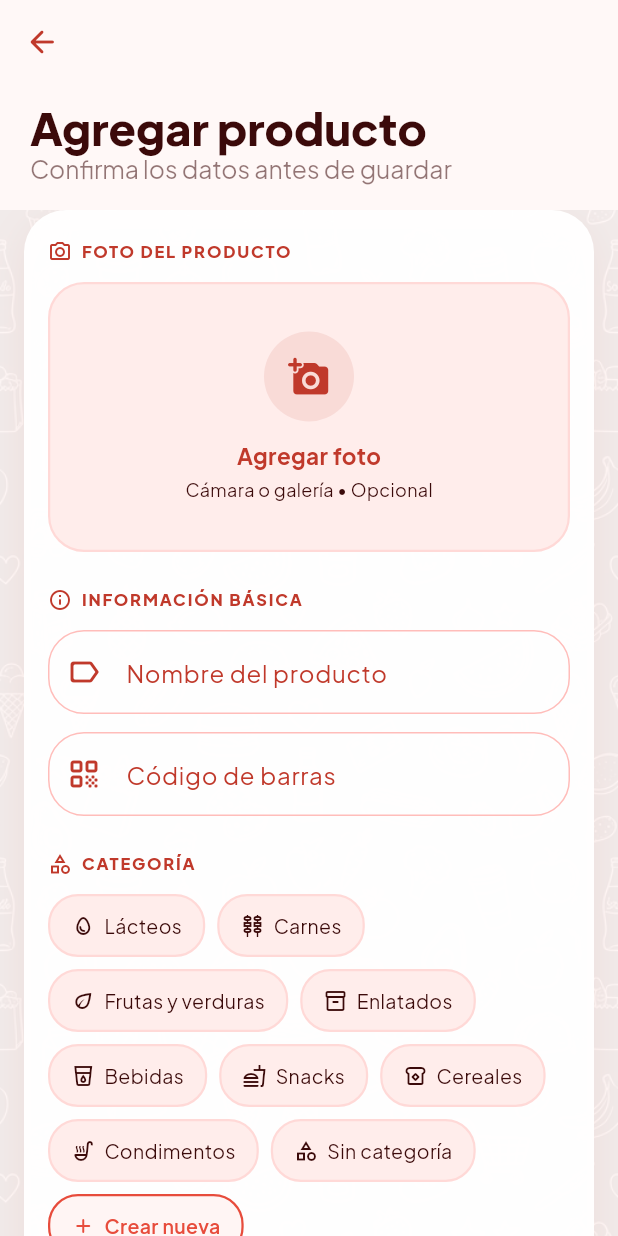
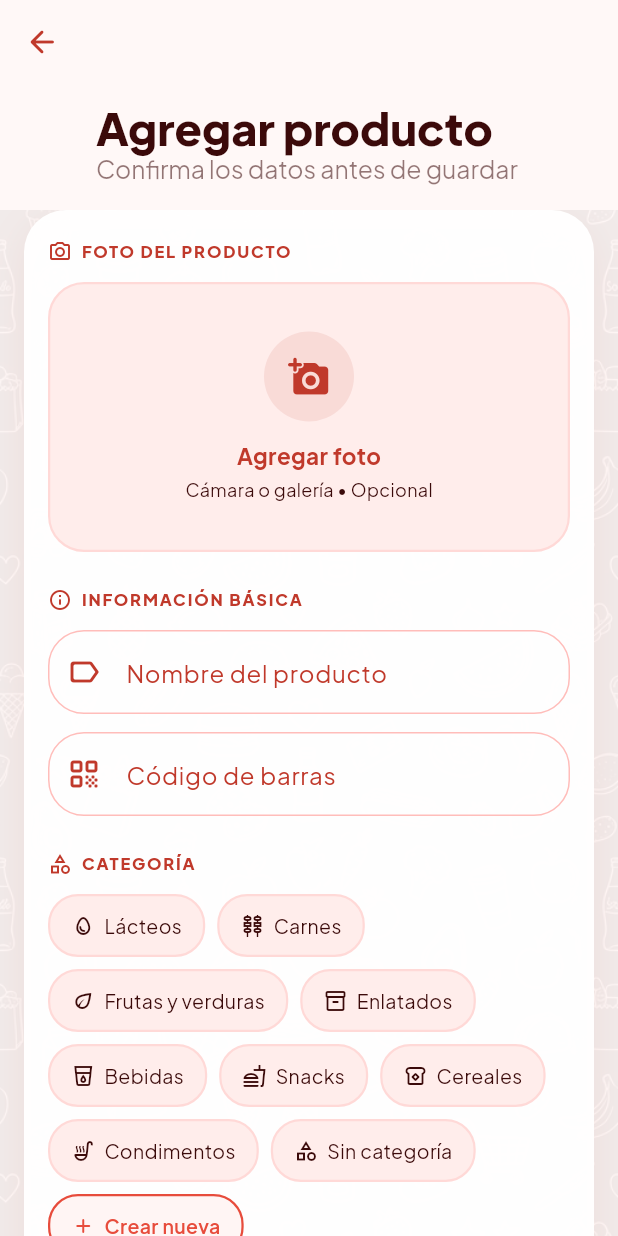
Before and after one commit to Deibyd07/PantryScanner, a Flutter app: the screen it shows after launch, after a tap on the "add" icon, on a phone screen of 412 x 824 dp. Run offline on Flutter 3.47's test engine with Material 3 defaults, Android fonts, the phone set to English and light mode, and no system bars; our stand-ins replace connectivity_plus, flutter_riverpod, go_router, google_fonts, image_picker, permission_handler and 1 more; missing offline and left inert: mobile_scanner; accounts and stored records are empty; network calls fail.

Commit message:
fix: UI legibility in dark mode and UI padding

```diff
--- a/lib/app/pantry_scanner_app.dart
+++ b/lib/app/pantry_scanner_app.dart
@@ -27,7 +27,7 @@ class _PantryScannerAppState extends State<PantryScannerApp> {
       debugShowCheckedModeBanner: false,
       theme: AppTheme.lightTheme,
       darkTheme: AppTheme.darkTheme,
-      themeMode: ThemeMode.system,
+      themeMode: ThemeMode.light,
       routerConfig: appRouter,
       locale: const Locale('es'),
       localizationsDelegates: const <LocalizationsDelegate<dynamic>>[
--- a/lib/core/theme/app_theme.dart
+++ b/lib/core/theme/app_theme.dart
@@ -29,7 +29,10 @@ class AppTheme {
       outlineVariant:        Color(0xFFFFD9D7),
     );
 
-    final TextTheme textTheme = GoogleFonts.plusJakartaSansTextTheme();
+    final TextTheme textTheme = GoogleFonts.plusJakartaSansTextTheme(ThemeData.light().textTheme).apply(
+      bodyColor: _onSurface,
+      displayColor: _onSurface,
+    );
 
     return ThemeData(
       useMaterial3: true,
--- a/lib/features/inventory/presentation/screens/inventory_screen.dart
+++ b/lib/features/inventory/presentation/screens/inventory_screen.dart
@@ -102,6 +102,7 @@ class _InventoryScreenState extends ConsumerState<InventoryScreen> {
                       const SizedBox(height: 24),
                       TextField(
                         controller: _searchCtrl,
+                        style: const TextStyle(color: InventoryTokens.textBody),
                         onChanged: (String value) {
                           // Cancel previous timer and start a new 300 ms one
                           _debounce?.cancel();
@@ -121,8 +122,9 @@ class _InventoryScreenState extends ConsumerState<InventoryScreen> {
                           // ── Clear (X) button — only shown when field has text ──
                           suffixIcon: _searchCtrl.text.isNotEmpty
                               ? IconButton(
-                                  icon: const Icon(Icons.close_rounded),
+                                  icon: const Icon(Icons.close_rounded, size: 20),
                                   tooltip: 'Limpiar búsqueda',
+                                  color: InventoryTokens.primary,
                                   onPressed: () {
                                     _searchCtrl.clear();
                                     setState(() => _searchQuery = '');
--- a/lib/features/product_form/presentation/screens/product_form_screen.dart
+++ b/lib/features/product_form/presentation/screens/product_form_screen.dart
@@ -11,6 +11,7 @@ import '../../../../core/presentation/widgets/app_background.dart';
 import '../../../../core/presentation/widgets/offline_banner.dart';
 import '../../../inventory/domain/entities/inventory_item.dart';
 import '../../../inventory/presentation/providers/inventory_providers.dart';
+import '../../../inventory/presentation/widgets/inventory_tokens.dart';
 
 // ─────────────────────────────────────────
 // State notifier to handle async save state
@@ -304,7 +305,7 @@ class _ProductFormScreenState extends ConsumerState<ProductFormScreen>
             ),
             flexibleSpace: FlexibleSpaceBar(
               titlePadding:
-                  const EdgeInsets.only(left: 20, bottom: 16),
+                  const EdgeInsets.only(left: 64, bottom: 16),
               title: FadeTransition(
                 opacity: _fadeIn,
                 child: Column(
@@ -547,6 +548,7 @@ class _ProductFormScreenState extends ConsumerState<ProductFormScreen>
   Widget _buildNameField(ColorScheme colors) {
     return TextFormField(
       controller: _nameController,
+      style: const TextStyle(color: InventoryTokens.textBody),
       textCapitalization: TextCapitalization.sentences,
       decoration: const InputDecoration(
         labelText: 'Nombre del producto',
@@ -568,6 +570,7 @@ class _ProductFormScreenState extends ConsumerState<ProductFormScreen>
   Widget _buildBarcodeField(ColorScheme colors) {
     return TextFormField(
       controller: _barcodeController,
+      style: const TextStyle(color: InventoryTokens.textBody),
       readOnly: widget.initialBarcode != null && widget.initialBarcode!.isNotEmpty,
       keyboardType: TextInputType.number,
       decoration: InputDecoration(
@@ -840,6 +843,7 @@ class _ProductFormScreenState extends ConsumerState<ProductFormScreen>
   Widget _buildNotesField(ColorScheme colors) {
     return TextFormField(
       controller: _notesController,
+      style: const TextStyle(color: InventoryTokens.textBody),
       minLines: 3,
       maxLines: 5,
       maxLength: 300,
```
